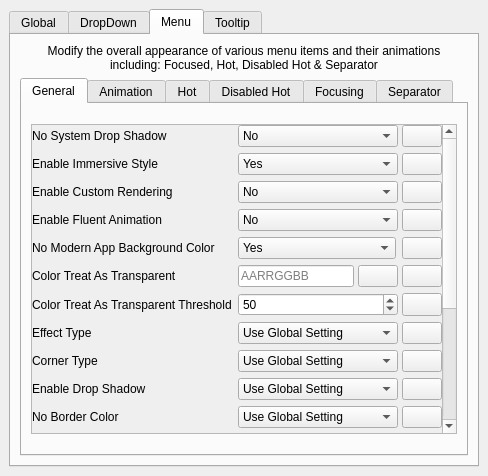
Before: the Qt Designer form main.ui in Satanarious/TranslucentFlyoutsConfig, drawn with Qt 5.
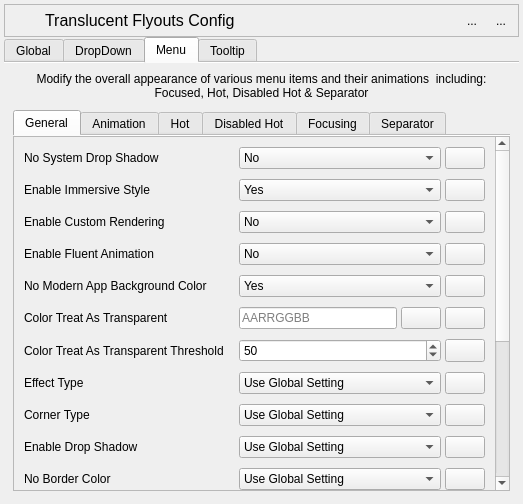
After: the same form once the commit is applied. The open tabs and pages were chosen to show the change. Icons and pictures are not drawn.

Diff of the .ui file:
```diff
--- a/main.ui
+++ b/main.ui
@@ -6,36 +6,190 @@
    <rect>
     <x>0</x>
     <y>0</y>
-    <width>488</width>
-    <height>476</height>
+    <width>523</width>
+    <height>504</height>
    </rect>
   </property>
-  <property name="sizePolicy">
-   <sizepolicy hsizetype="Minimum" vsizetype="Minimum">
-    <horstretch>0</horstretch>
-    <verstretch>0</verstretch>
-   </sizepolicy>
+  <property name="font">
+   <font>
+    <pointsize>9</pointsize>
+   </font>
   </property>
   <property name="windowTitle">
-   <string>Translucent Flyout Configuration GUI</string>
-  </property>
-  <property name="toolButtonStyle">
-   <enum>Qt::ToolButtonIconOnly</enum>
+   <string>MainWindow</string>
   </property>
   <widget class="QWidget" name="centralwidget">
    <layout class="QVBoxLayout" name="verticalLayout_2">
+    <property name="spacing">
+     <number>0</number>
+    </property>
+    <property name="leftMargin">
+     <number>4</number>
+    </property>
+    <property name="topMargin">
+     <number>4</number>
+    </property>
+    <property name="rightMargin">
+     <number>4</number>
+    </property>
+    <property name="bottomMargin">
+     <number>4</number>
+    </property>
     <item>
-     <widget class="QTabWidget" name="tabWidget">
+     <widget class="QFrame" name="titlebarFrame">
+      <property name="frameShape">
+       <enum>QFrame::StyledPanel</enum>
+      </property>
+      <property name="frameShadow">
+       <enum>QFrame::Raised</enum>
+      </property>
+      <layout class="QHBoxLayout" name="horizontalLayout">
+       <property name="spacing">
+        <number>5</number>
+       </property>
+       <property name="leftMargin">
+        <number>5</number>
+       </property>
+       <property name="topMargin">
+        <number>5</number>
+       </property>
+       <property name="rightMargin">
+        <number>5</number>
+       </property>
+       <property name="bottomMargin">
+        <number>5</number>
+       </property>
+       <item>
+        <widget class="QLabel" name="label_15">
+         <property name="maximumSize">
+          <size>
+           <width>30</width>
+           <height>30</height>
+          </size>
+         </property>
+         <property name="text">
+          <string/>
+         </property>
+         <property name="pixmap">
+          <pixmap>Assets/icons/logo.png</pixmap>
+         </property>
+         <property name="scaledContents">
+          <bool>true</bool>
+         </property>
+        </widget>
+       </item>
+       <item>
+        <widget class="QLabel" name="title">
+         <property name="font">
+          <font>
+           <pointsize>12</pointsize>
+          </font>
+         </property>
+         <property name="cursor">
+          <cursorShape>OpenHandCursor</cursorShape>
+         </property>
+         <property name="text">
+          <string>Translucent Flyouts Config</string>
+         </property>
+        </widget>
+       </item>
+       <item>
+        <widget class="QToolButton" name="minimizeButton">
+         <property name="text">
+          <string>...</string>
+         </property>
+         <property name="icon">
+          <iconset>
+           <normaloff>Assets/icons/minimize_icon.png</normaloff>Assets/icons/minimize_icon.png</iconset>
+         </property>
+         <property name="iconSize">
+          <size>
+           <width>14</width>
+           <height>14</height>
+          </size>
+         </property>
+         <property name="autoRaise">
+          <bool>true</bool>
+         </property>
+        </widget>
+       </item>
+       <item>
+        <widget class="QToolButton" name="closeButton">
+         <property name="text">
+          <string>...</string>
+         </property>
+         <property name="icon">
+          <iconset>
+           <normaloff>Assets/icons/close_icon.png</normaloff>Assets/icons/close_icon.png</iconset>
+         </property>
+         <property name="iconSize">
+          <size>
+           <width>20</width>
+           <height>20</height>
+          </size>
+         </property>
+         <property name="autoRaise">
+          <bool>true</bool>
+         </property>
+        </widget>
+       </item>
+      </layout>
+     </widget>
+    </item>
+    <item>
+     <widget class="QFrame" name="mainFrame">
+      <property name="frameShape">
+       <enum>QFrame::NoFrame</enum>
+      </property>
+      <property name="frameShadow">
+       <enum>QFrame::Plain</enum>
+      </property>
+      <layout class="QVBoxLayout" name="verticalLayout_13">
+       <property name="spacing">
+        <number>0</number>
+       </property>
+       <property name="leftMargin">
+        <number>0</number>
+       </property>
+       <property name="topMargin">
+        <number>0</number>
+       </property>
+       <property name="rightMargin">
+        <number>0</number>
+       </property>
+       <property name="bottomMargin">
+        <number>0</number>
+       </property>
+       <item>
+        <widget class="QTabWidget" name="mainTabWidget">
       <property name="sizePolicy">
        <sizepolicy hsizetype="Minimum" vsizetype="Expanding">
         <horstretch>0</horstretch>
         <verstretch>0</verstretch>
        </sizepolicy>
       </property>
+         <property name="acceptDrops">
+          <bool>true</bool>
+         </property>
+         <property name="tabPosition">
+          <enum>QTabWidget::North</enum>
+         </property>
+         <property name="tabShape">
+          <enum>QTabWidget::Rounded</enum>
+         </property>
       <property name="currentIndex">
        <number>0</number>
       </property>
-      <widget class="QWidget" name="tab_1">
+         <property name="elideMode">
+          <enum>Qt::ElideNone</enum>
+         </property>
+         <property name="usesScrollButtons">
+          <bool>true</bool>
+         </property>
+         <property name="documentMode">
+          <bool>true</bool>
+         </property>
+         <widget class="QWidget" name="tab1">
        <attribute name="title">
         <string>Global</string>
        </attribute>
@@ -784,7 +938,7 @@
         </item>
        </layout>
       </widget>
-      <widget class="QWidget" name="tab_2">
+         <widget class="QWidget" name="tab2">
        <attribute name="title">
         <string>DropDown</string>
        </attribute>
@@ -1565,11 +1719,14 @@
         </item>
        </layout>
       </widget>
-      <widget class="QWidget" name="tab_4">
+         <widget class="QWidget" name="tab3">
        <attribute name="title">
         <string>Menu</string>
        </attribute>
        <layout class="QVBoxLayout" name="verticalLayout_4">
+           <property name="spacing">
+            <number>10</number>
+           </property>
         <item>
          <widget class="QLabel" name="description4">
           <property name="text">
@@ -1594,20 +1751,44 @@
           <property name="cursor">
            <cursorShape>ArrowCursor</cursorShape>
           </property>
+             <property name="tabPosition">
+              <enum>QTabWidget::North</enum>
+             </property>
+             <property name="tabShape">
+              <enum>QTabWidget::Rounded</enum>
+             </property>
           <property name="currentIndex">
            <number>0</number>
           </property>
-          <widget class="QWidget" name="tab_5">
+             <property name="documentMode">
+              <bool>true</bool>
+             </property>
+             <widget class="QWidget" name="tab3_1">
            <attribute name="title">
             <string>General</string>
            </attribute>
            <layout class="QVBoxLayout" name="verticalLayout_10">
+               <property name="spacing">
+                <number>4</number>
+               </property>
+               <property name="leftMargin">
+                <number>0</number>
+               </property>
+               <property name="topMargin">
+                <number>0</number>
+               </property>
+               <property name="rightMargin">
+                <number>0</number>
+               </property>
+               <property name="bottomMargin">
+                <number>0</number>
+               </property>
             <item>
              <widget class="QScrollArea" name="scrollArea">
               <property name="maximumSize">
                <size>
                 <width>16777215</width>
-                <height>310</height>
+                   <height>400</height>
                </size>
               </property>
               <property name="widgetResizable">
@@ -1618,8 +1799,8 @@
                 <rect>
                  <x>0</x>
                  <y>0</y>
-                 <width>403</width>
-                 <height>588</height>
+                    <width>478</width>
+                    <height>686</height>
                 </rect>
                </property>
                <property name="sizePolicy">
@@ -1643,6 +1824,24 @@
                 </property>
                 <item>
                  <layout class="QFormLayout" name="formLayout_9">
+                     <property name="horizontalSpacing">
+                      <number>15</number>
+                     </property>
+                     <property name="verticalSpacing">
+                      <number>10</number>
+                     </property>
+                     <property name="leftMargin">
+                      <number>10</number>
+                     </property>
+                     <property name="topMargin">
+                      <number>10</number>
+                     </property>
+                     <property name="rightMargin">
+                      <number>10</number>
+                     </property>
+                     <property name="bottomMargin">
+                      <number>10</number>
+                     </property>
                   <item row="7" column="0">
                    <widget class="QLabel" name="label_27">
                     <property name="text">
@@ -2580,6 +2779,9 @@
                   </item>
                   <item row="4" column="1">
                    <layout class="QHBoxLayout" name="horizontalLayout_88" stretch="1,0">
+                       <property name="spacing">
+                        <number>4</number>
+                       </property>
                     <item>
                      <widget class="QComboBox" name="noModernAppBackgroundColor">
                       <property name="sizePolicy">
@@ -2745,7 +2947,7 @@
                  </layout>
                 </item>
                 <item>
-                 <spacer name="verticalSpacer">
+                    <spacer name="verticalSpacer_2">
                   <property name="orientation">
                    <enum>Qt::Vertical</enum>
                   </property>
@@ -2800,6 +3002,22 @@
                   </item>
                  </layout>
                 </item>
+                   <item>
+                    <spacer name="verticalSpacer">
+                     <property name="orientation">
+                      <enum>Qt::Vertical</enum>
+                     </property>
+                     <property name="sizeType">
+                      <enum>QSizePolicy::Fixed</enum>
+                     </property>
+                     <property name="sizeHint" stdset="0">
+                      <size>
+                       <width>20</width>
+                       <height>10</height>
+                      </size>
+                     </property>
+                    </spacer>
+                   </item>
                </layout>
               </widget>
              </widget>
@@ -4633,7 +4851,7 @@
         </item>
        </layout>
       </widget>
-      <widget class="QWidget" name="tab_8">
+         <widget class="QWidget" name="tab4">
        <attribute name="title">
         <string>Tooltip</string>
        </attribute>
@@ -5414,6 +5632,9 @@
         </item>
        </layout>
       </widget>
+        </widget>
+       </item>
+      </layout>
      </widget>
     </item>
    </layout>
```
Left out of the diff: 392 changed lines with no effect on the pictures. Lines whose indentation alone changed are shown as unchanged.
